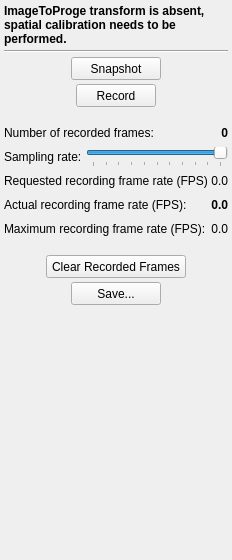
PlusToolkit/PlusApp, file PlusApp/fCal/Toolboxes/CapturingToolbox.ui: the form before one commit.
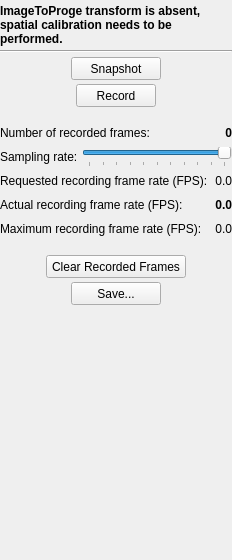
The form after the commit. Icons and pictures are not drawn.

Commit message: Test #547: State message color fixed; Padding reduced; Toolbox panel styled

The edit to the form file:
```diff
--- a/PlusApp/fCal/Toolboxes/CapturingToolbox.ui
+++ b/PlusApp/fCal/Toolboxes/CapturingToolbox.ui
@@ -38,7 +38,16 @@
    <property name="spacing">
     <number>4</number>
    </property>
-   <property name="margin">
+   <property name="leftMargin">
+    <number>0</number>
+   </property>
+   <property name="topMargin">
+    <number>4</number>
+   </property>
+   <property name="rightMargin">
+    <number>0</number>
+   </property>
+   <property name="bottomMargin">
     <number>4</number>
    </property>
    <item>
```
The commit also changes 13 other files.
